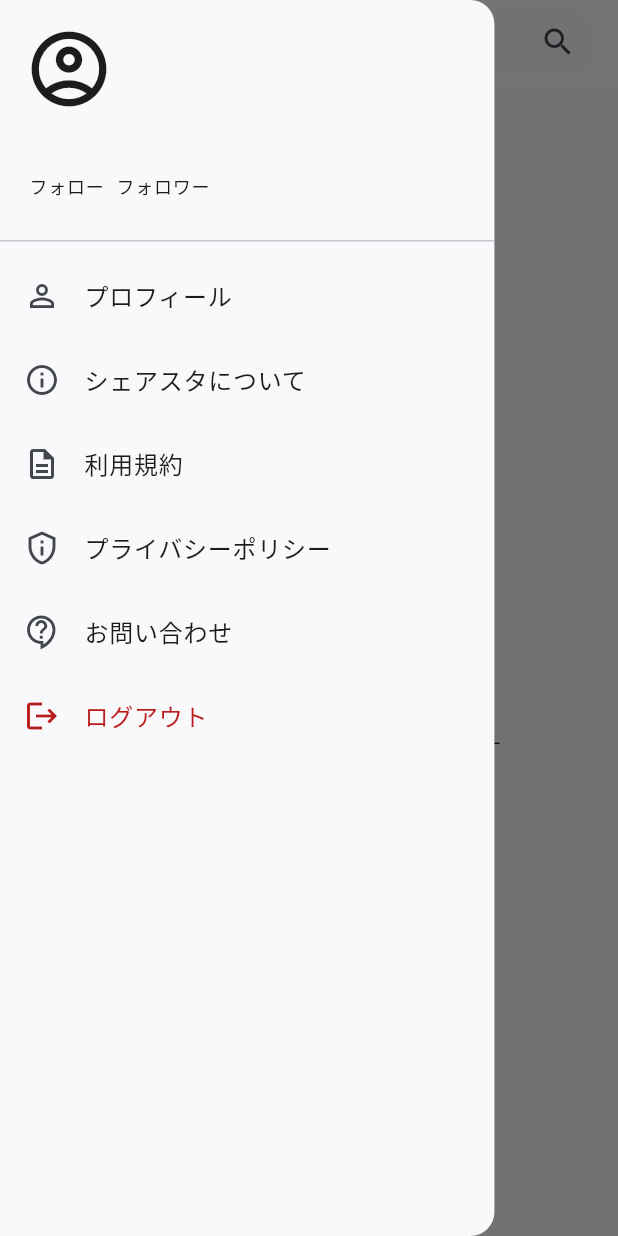
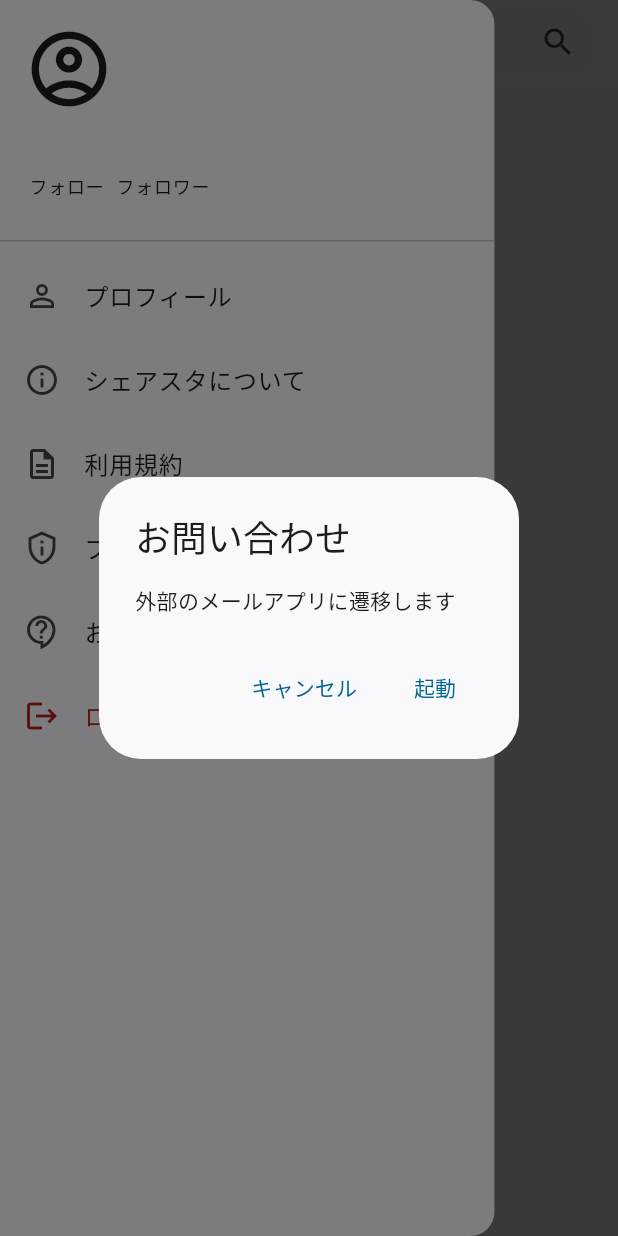
Before and after one commit to dao0203/share_study_app, a Flutter app: the SearchScreen screen opened directly, in the side drawer, after a tap on "お問い合わせ", on a phone screen of 412 x 824 dp. Run offline on Flutter 3.47's test engine with Material 2 defaults, Android fonts, the phone set to English and light mode, and no system bars; our stand-ins replace flutter_dotenv, flutter_hooks, flutter_markdown, flutter_staggered_animations, flutter_svg, freezed_annotation and 8 more; missing offline and left inert: flutter_email_sender; accounts and stored records are empty; generated files the repository leaves out were written again.

Commit message:
add alert dialog on inqury button tap

```diff
--- a/lib/app/share_study_drawer.dart
+++ b/lib/app/share_study_drawer.dart
@@ -257,15 +257,45 @@ class ShareStudyDrawer extends HookConsumerWidget {
             leading: const Icon(Icons.contact_support_outlined),
             title: const Text('お問い合わせ'),
             onTap: () async {
+              showGeneralDialog(
+                context: context,
+                pageBuilder: (
+                  context,
+                  animation1,
+                  animation2,
+                ) {
+                  return AlertDialog(
+                    title: const Text('お問い合わせ'),
+                    content: const Text('外部のメールアプリに遷移します'),
+                    actions: [
+                      TextButton(
+                        child: const Text('キャンセル'),
+                        onPressed: () {
+                          Navigator.of(context).pop();
+                        },
+                      ),
+                      TextButton(
+                        child: const Text('起動'),
+                        onPressed: () async {
                           await ref
                               .watch(emailSenderProvider)
                               .setupEmail()
-                  .catchError((error) {
+                              .catchError(
+                            (error) {
                               ScaffoldMessenger.of(context).showSnackBar(
                                   CustomSnackBar.createError(
                                       context: context, text: 'お問い合わせに失敗しました'));
                               // Navigator.of(context).pop();
+                            },
+                          ).whenComplete(() {
+                            Navigator.of(context).pop();
                           });
+                        },
+                      ),
+                    ],
+                  );
+                },
+              );
             },
           ),
           ListTile(
```
Lines whose indentation alone changed are shown as unchanged.
